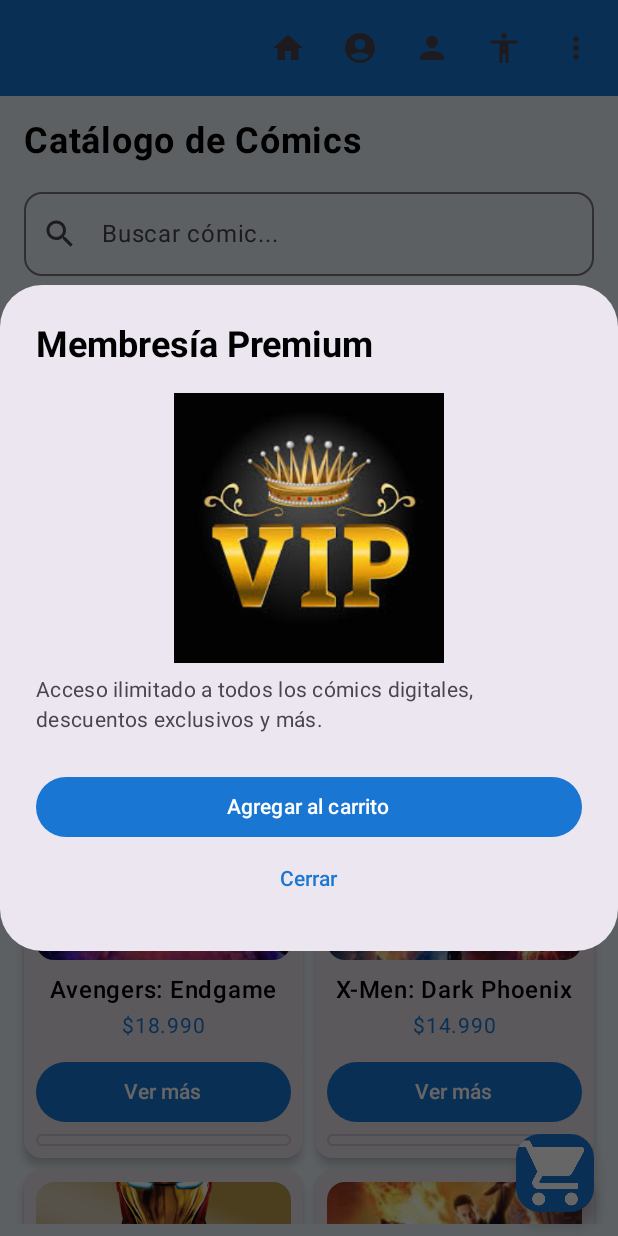
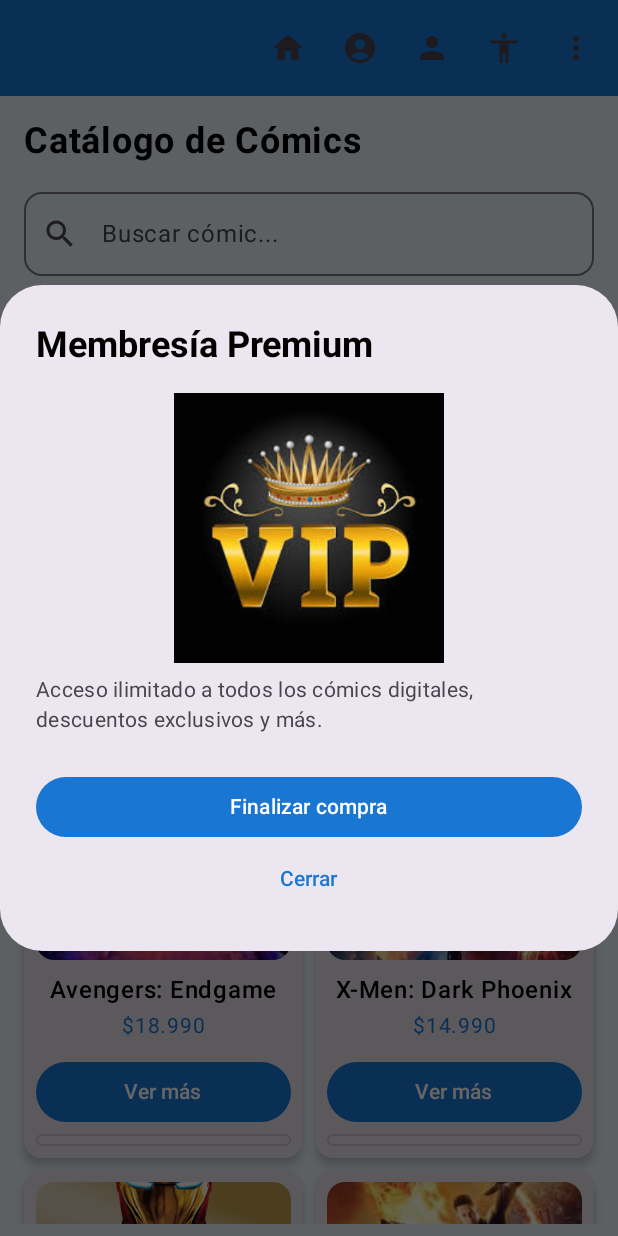
Before and after one commit to brucespinoza/TiendaComics, an Android app built with Jetpack Compose: the screen it shows after launch (MainActivity), after a tap on "Membresía Premium", on a phone screen of 412 x 824 dp. Run offline under Robolectric (Android 15) with nearby library versions, the phone set to English and light mode, and no system bars; our stand-ins replace Room's generated code.

Commit message:
CATALOGO LISTO SIN CARRITO DE COMPRAS, PERO CON COMPRA DIRECTAMENTE DE LOS COMIC O MEMBRESIA MANDANDO UN MENSAJE QUE SE COMPRO CON EXITO.

```diff
--- a/app/src/main/java/com/example/tiendacomic/ui/screen/CatalogoScreen.kt
+++ b/app/src/main/java/com/example/tiendacomic/ui/screen/CatalogoScreen.kt
@@ -27,6 +27,7 @@
 import com.example.tiendacomic.R
 import com.example.tiendacomic.navigation.Route
 import com.example.tiendacomic.ui.components.AppTopBar
+import kotlinx.coroutines.launch
 import java.text.NumberFormat
 import java.util.*
 
@@ -38,6 +39,7 @@
     val descripcion: String
 )
 
+@OptIn(ExperimentalMaterial3Api::class)
 @Composable
 fun CatalogoScreen(navController: NavController) {
     val listaComics = listOf(
@@ -54,7 +56,8 @@
     )
 
     var textoBusqueda by remember { mutableStateOf("") }
-    val carrito = remember { mutableStateListOf<Comic>() }
+    val snackbarHostState = remember { SnackbarHostState() }
+    val scope = rememberCoroutineScope()
 
     val comicsFiltrados = listaComics.filter {
         it.titulo.contains(textoBusqueda, ignoreCase = true)
@@ -69,19 +72,7 @@
                 onRegistro = { navController.navigate(Route.Registro.path) }
             )
         },
-        floatingActionButton = {
-            // FAB pequeño sin cubrir la vista
-            FloatingActionButton(
-                onClick = { navController.navigate(Route.Carrito.path) },
-                containerColor = MaterialTheme.colorScheme.primary,
-                modifier = Modifier.size(52.dp)
-            ) {
-                Icon(
-                    painter = painterResource(id = R.drawable.icono),
-                    contentDescription = "Carrito"
-                )
-            }
-        }
+        snackbarHost = { SnackbarHost(snackbarHostState) }
     ) { innerPadding ->
 
         Column(
@@ -127,12 +118,12 @@
                 items(comicsFiltrados) { comic ->
                     ComicCard(
                         comic = comic,
-                        onVerMas = { /* solo abre el diálogo */ },
+                        onVerMas = { /* abre el diálogo */ },
                         onComprar = {
-                            carrito.add(comic)
-                            navController.navigate(Route.Carrito.path)
-                        },
-                        onAgregarAlCarrito = { carrito.add(it) }
+                            scope.launch {
+                                snackbarHostState.showSnackbar("✅ Compra realizada con éxito")
+                            }
+                        }
                     )
                 }
             }
@@ -153,8 +144,7 @@
 fun ComicCard(
     comic: Comic,
     onVerMas: () -> Unit,
-    onComprar: () -> Unit,
-    onAgregarAlCarrito: (Comic) -> Unit
+    onComprar: () -> Unit
 ) {
     var seleccionado by remember { mutableStateOf(false) }
     var mostrarDialogo by remember { mutableStateOf(false) }
@@ -209,12 +199,12 @@
             }
 
             OutlinedButton(
-                onClick = { onComprar() },
+                onClick = onComprar,
                 modifier = Modifier
                     .fillMaxWidth()
                     .padding(top = 4.dp)
             ) {
-                Text("Comprar")
+                Text("Finalizar compra")
             }
         }
     }
@@ -223,8 +213,8 @@
         ComicDialog(
             comic = comic,
             onDismiss = { mostrarDialogo = false },
-            onAgregarAlCarrito = {
-                onAgregarAlCarrito(comic)
+            onComprar = {
+                onComprar()
                 mostrarDialogo = false
             }
         )
@@ -235,7 +225,7 @@
 fun ComicDialog(
     comic: Comic,
     onDismiss: () -> Unit,
-    onAgregarAlCarrito: () -> Unit
+    onComprar: () -> Unit
 ) {
     AlertDialog(
         onDismissRequest = onDismiss,
@@ -256,8 +246,8 @@
         },
         confirmButton = {
             Column {
-                Button(onClick = onAgregarAlCarrito, modifier = Modifier.fillMaxWidth()) {
-                    Text("Agregar al carrito")
+                Button(onClick = onComprar, modifier = Modifier.fillMaxWidth()) {
+                    Text("Finalizar compra")
                 }
                 TextButton(onClick = onDismiss, modifier = Modifier.fillMaxWidth()) {
                     Text("Cerrar")
```
